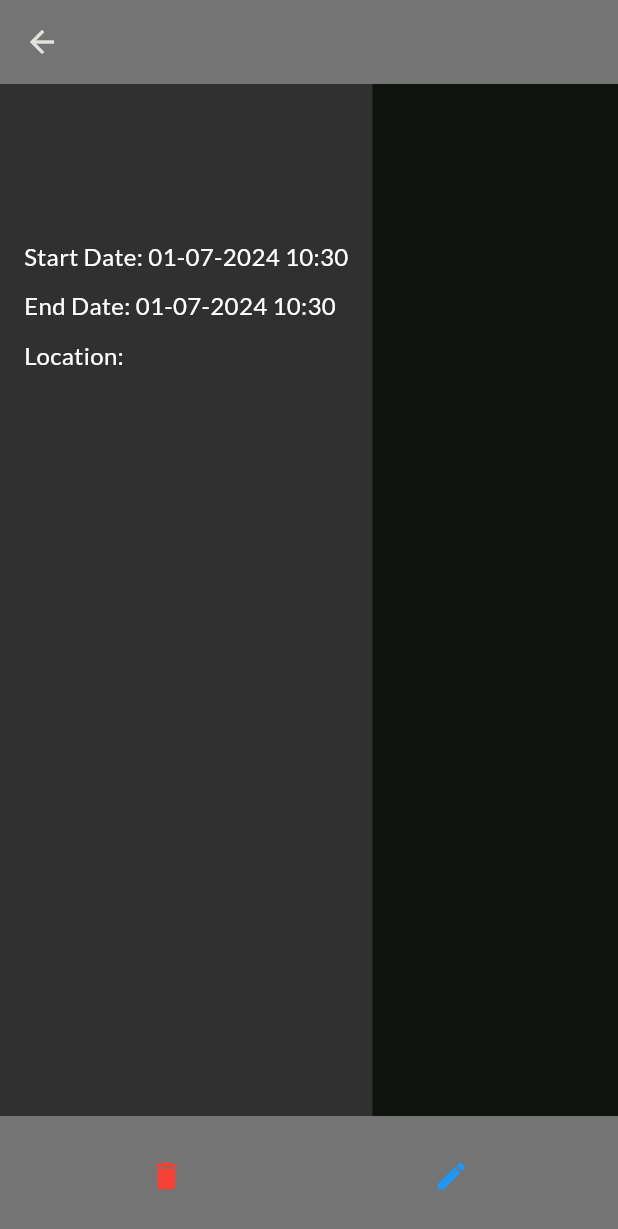
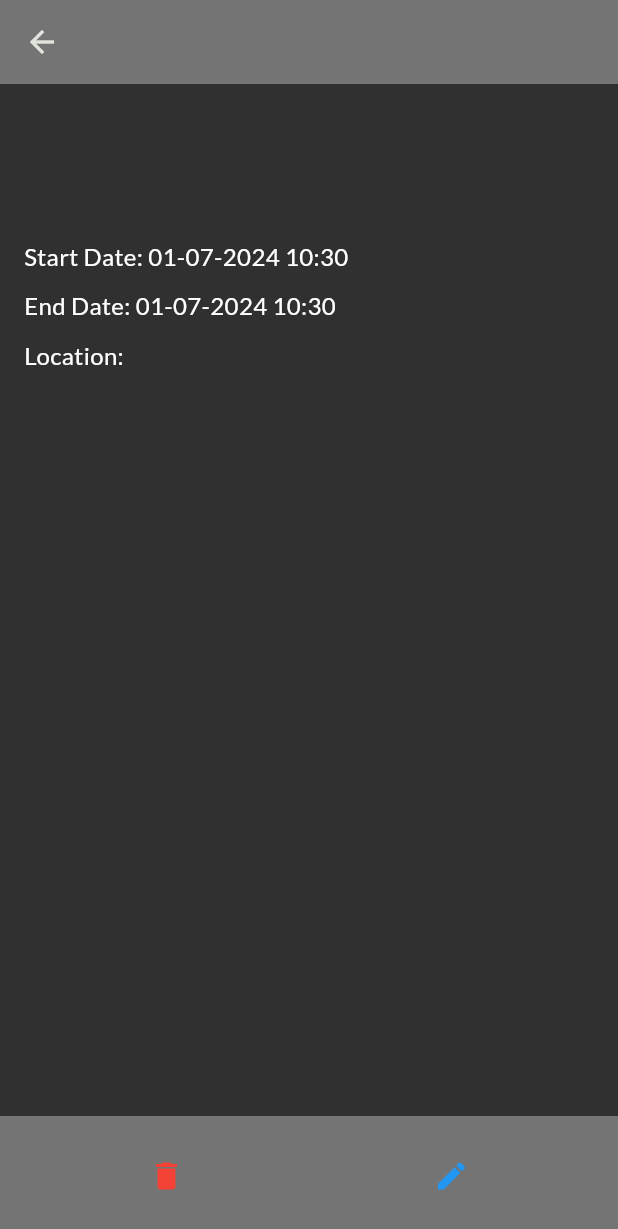
Before and after one commit to RostyDev/AirsoftPlanner, a Flutter app: the EventDetailScreen screen opened directly with empty values, on a phone screen of 412 x 824 dp. Shown: the top 1229 px of the screen. Run offline on Flutter 3.47's test engine with Material 3 defaults, Android fonts, the light colour scheme and no system bars; our stand-ins replace google_fonts; missing offline and left inert: mysql1; accounts and stored records are empty.

Commit message:
Fixed event details screen

```diff
--- a/lib/database_service.dart
+++ b/lib/database_service.dart
@@ -89,13 +89,14 @@ class DatabaseService {
   Future<void> addEvent(Event event) async {
     await init();
     await _connection.query(
-      'INSERT INTO events (title, startdate, enddate, location, beschrijving) VALUES (?, ?, ?, ?, ?)',
+      'INSERT INTO events (title, startdate, enddate, location, beschrijving, idGebruiker) VALUES (?, ?, ?, ?, ?, ?)',
       [
         event.title,
         event.startdate.toUtc(),
         event.enddate.toUtc(),
         event.location,
-        event.beschrijving
+        event.beschrijving,
+        event.idGebruiker,
       ],
     );
     await close();
--- a/lib/screens/event_detail_screen.dart
+++ b/lib/screens/event_detail_screen.dart
@@ -57,7 +57,7 @@ class EventDetailScreen extends StatelessWidget {
         color: const Color.fromARGB(255, 48, 48, 48),
         padding: const EdgeInsets.all(16.0),
         child: Column(
-          crossAxisAlignment: CrossAxisAlignment.start,
+          crossAxisAlignment: CrossAxisAlignment.stretch,
           children: [
             Text(
               event.title,
```
